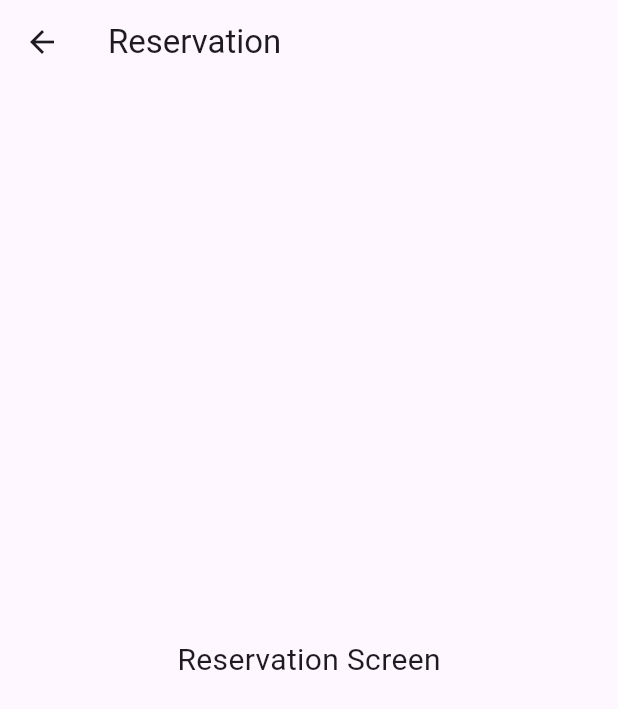
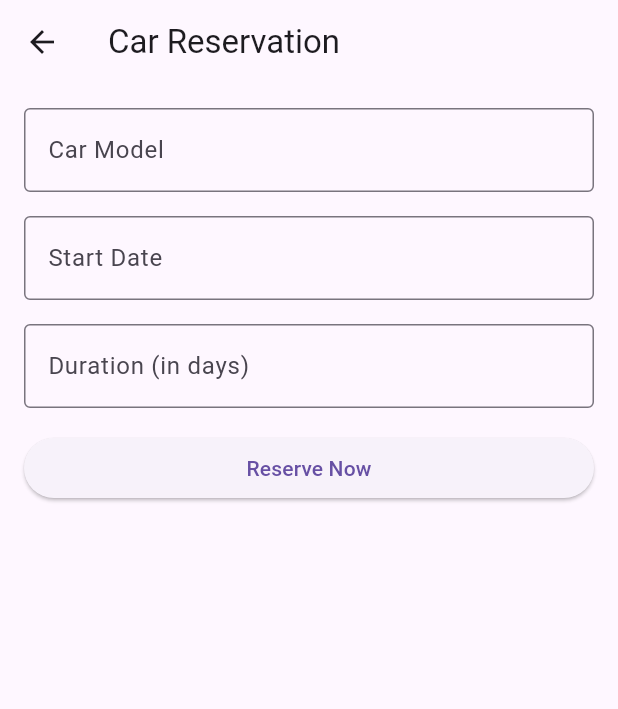
Before and after one commit to Amalbouchagra/Renty, a Flutter app: the ReservationScreen screen opened directly, on a phone screen of 412 x 824 dp. Shown: the top 709 px of the screen. Run offline on Flutter 3.47's test engine with Material 3 defaults, Android fonts, the phone set to English and light mode, and no system bars; our stand-ins replace cloud_firestore, firebase_auth, firebase_core, google_sign_in; accounts and stored records are empty.

Commit message:
modifier2

```diff
--- a/lib/agency/agency_dashboard.dart
+++ b/lib/agency/agency_dashboard.dart
@@ -1,5 +1,6 @@
 import 'package:flutter/material.dart';
 import 'package:renty/agency/CarsListScreen.dart';
+import 'package:renty/clients/home.dart';
 import 'add_car_screen.dart';
 import 'add_car_screen.dart';
 import 'manage_reservations.dart';
@@ -25,6 +26,10 @@ class _AgencyDashboardScreenState extends State<AgencyDashboardScreen> {
             ), // Icône de déconnexion
             tooltip: 'Logout', // Texte d'info-bulle
             onPressed: () {
+              Navigator.push(
+                  context,
+                  MaterialPageRoute(builder: (context) => Home()),
+                );
               // Action à exécuter lors du clic sur l'icône
               print('Logout pressed');
               // Ajoutez ici la logique pour gérer la déconnexion
--- a/lib/clients/reservation_screen.dart
+++ b/lib/clients/reservation_screen.dart
@@ -1,14 +1,124 @@
 import 'package:flutter/material.dart';
 
 class ReservationScreen extends StatelessWidget {
+  final _formKey = GlobalKey<FormState>();
+  final TextEditingController _carModelController = TextEditingController();
+  final TextEditingController _startDateController = TextEditingController();
+  final TextEditingController _durationController = TextEditingController();
+
   @override
   Widget build(BuildContext context) {
     return Scaffold(
       appBar: AppBar(
-        title: Text('Reservation'),
+        title: Text('Car Reservation'),
       ),
-      body: Center(
-        child: Text('Reservation Screen', style: TextStyle(fontSize: 20)),
+      body: Padding(
+        padding: const EdgeInsets.all(16.0),
+        child: Form(
+          key: _formKey,
+          child: ListView(
+            children: [
+              // Car model field
+              TextFormField(
+                controller: _carModelController,
+                decoration: InputDecoration(
+                  labelText: 'Car Model',
+                  border: OutlineInputBorder(),
+                ),
+                validator: (value) {
+                  if (value == null || value.isEmpty) {
+                    return 'Please enter the car model';
+                  }
+                  return null;
+                },
+              ),
+              SizedBox(height: 16),
+
+              // Start date field
+              TextFormField(
+                controller: _startDateController,
+                decoration: InputDecoration(
+                  labelText: 'Start Date',
+                  border: OutlineInputBorder(),
+                ),
+                readOnly: true,
+                onTap: () async {
+                  DateTime? pickedDate = await showDatePicker(
+                    context: context,
+                    initialDate: DateTime.now(),
+                    firstDate: DateTime.now(),
+                    lastDate: DateTime(2100),
+                  );
+                  if (pickedDate != null) {
+                    _startDateController.text =
+                        "${pickedDate.year}-${pickedDate.month}-${pickedDate.day}";
+                  }
+                },
+                validator: (value) {
+                  if (value == null || value.isEmpty) {
+                    return 'Please select a start date';
+                  }
+                  return null;
+                },
+              ),
+              SizedBox(height: 16),
+
+              // Duration field
+              TextFormField(
+                controller: _durationController,
+                decoration: InputDecoration(
+                  labelText: 'Duration (in days)',
+                  border: OutlineInputBorder(),
+                ),
+                keyboardType: TextInputType.number,
+                validator: (value) {
+                  if (value == null || value.isEmpty) {
+                    return 'Please enter the duration';
+                  }
+                  if (int.tryParse(value) == null || int.parse(value) <= 0) {
+                    return 'Please enter a valid number of days';
+                  }
+                  return null;
+                },
+              ),
+              SizedBox(height: 16),
+
+              // Submit button
+              ElevatedButton(
+                onPressed: () {
+                  if (_formKey.currentState!.validate()) {
+                    String carModel = _carModelController.text;
+                    String startDate = _startDateController.text;
+                    String duration = _durationController.text;
+
+                    // Show a confirmation message
+                    showDialog(
+                      context: context,
+                      builder: (context) => AlertDialog(
+                        title: Text('Reservation Confirmed'),
+                        content: Text(
+                          'You have reserved a $carModel starting from $startDate for $duration day(s).',
+                        ),
+                        actions: [
+                          TextButton(
+                            onPressed: () => Navigator.pop(context),
+                            child: Text('OK'),
+                          ),
+                        ],
+                      ),
+                    );
+
+                    // Clear the form fields
+                    _carModelController.clear();
+                    _startDateController.clear();
+                    _durationController.clear();
+                  }
+                },
+                child: Text('Reserve Now'),
+              ),
+            ],
+          ),
+        ),
       ),
     );
   }
--- a/pubspec.yaml
+++ b/pubspec.yaml
@@ -83,6 +83,7 @@ flutter:
       - assets/v6.jpg
       - assets/v7.jpg
       - assets/v8.jpg
+      - assets/tesla-model-3.jpg
 
 
 
```
Also changed, not shown: lib/auth/login.dart (+8 -1 lines), lib/clients/CategoryListPage.dart (added, +70 -0 lines), assets/tesla-model-3.jpg (added), lib/auth/logout.dart (added), lib/clients/home.dart (line endings or trailing spaces).
